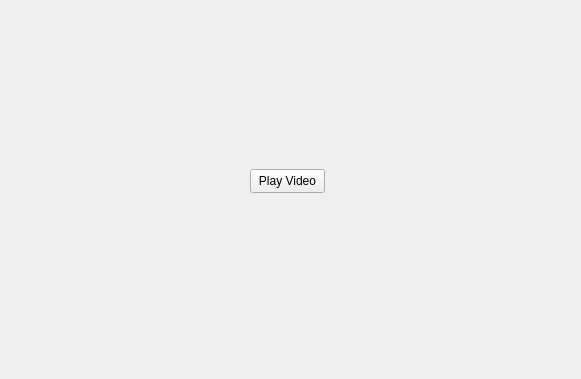
This is qt_client/mainwindow.ui in hjuohj1022/VEDA_Final_Project as Qt 5 draws it before an edit; both pictures show x 100 to 681 and y 221 to 600 of the 800 by 600 pixel window. The edited form follows.
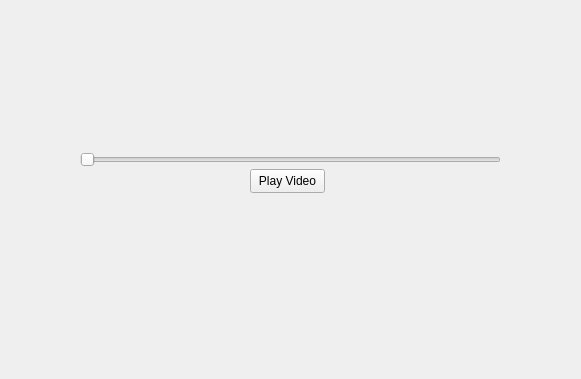
This is the edited form.

```diff
--- a/qt_client/mainwindow.ui
+++ b/qt_client/mainwindow.ui
@@ -37,6 +37,19 @@
      <string>Play Video</string>
     </property>
    </widget>
+   <widget class="QSlider" name="horizontalSlider">
+    <property name="geometry">
+     <rect>
+      <x>180</x>
+      <y>370</y>
+      <width>421</width>
+      <height>22</height>
+     </rect>
+    </property>
+    <property name="orientation">
+     <enum>Qt::Orientation::Horizontal</enum>
+    </property>
+   </widget>
   </widget>
   <widget class="QMenuBar" name="menubar">
    <property name="geometry">
```
